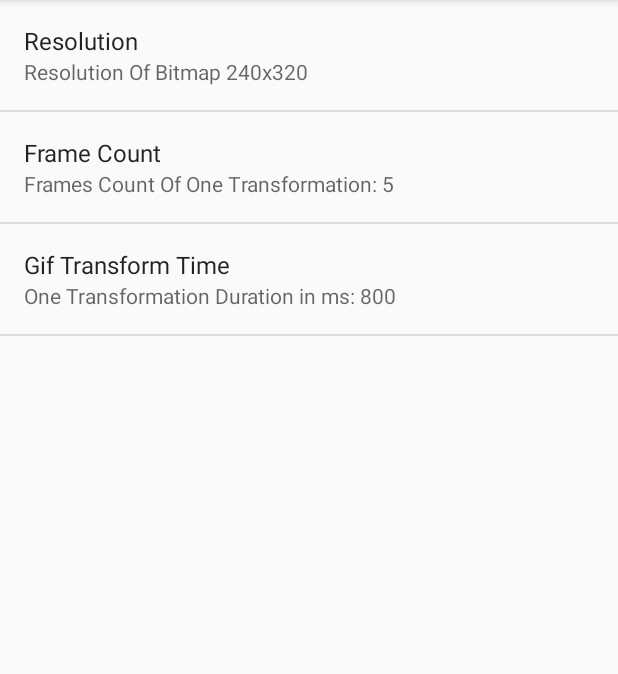
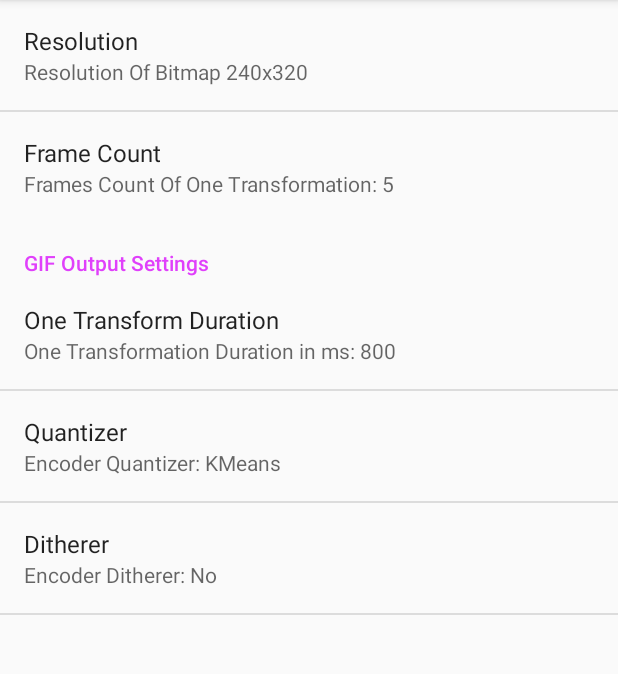
Before and after one commit to huzongyao/FaceMorphMe, an Android app: the fragment SettingsFragment shown on its own in the app's theme, on a phone screen of 412 x 824 dp, the part 84-758 px from its top. Run offline under Robolectric (Android 15) with nearby library versions, the phone set to English and light mode, and no system bars.

Commit message:
config gif encoder

```diff
--- a/app/src/main/res/values/arrays.xml
+++ b/app/src/main/res/values/arrays.xml
@@ -52,4 +52,32 @@
         <item>3000</item>
         <item>5000</item>
     </string-array>
+    <string-array name="pref_quantizer_array">
+        <item>Uniform</item>
+        <item>MedianCut</item>
+        <item>KMeans</item>
+        <item>Random</item>
+        <item>Octree</item>
+        <item>NeuQuant</item>
+    </string-array>
+    <string-array name="pref_quantizer_value">
+        <item>0</item>
+        <item>1</item>
+        <item>2</item>
+        <item>3</item>
+        <item>4</item>
+        <item>5</item>
+    </string-array>
+    <string-array name="pref_ditherer_array">
+        <item>No</item>
+        <item>M2</item>
+        <item>Bayer</item>
+        <item>FloydSteinberg</item>
+    </string-array>
+    <string-array name="pref_ditherer_value">
+        <item>0</item>
+        <item>1</item>
+        <item>2</item>
+        <item>3</item>
+    </string-array>
 </resources>
--- a/app/src/main/res/values/strings.xml
+++ b/app/src/main/res/values/strings.xml
@@ -2,6 +2,8 @@
     <string name="pref_resolution_key" translatable="false">pref_resolution_key</string>
     <string name="pref_frames_key" translatable="false">pref_frames_key</string>
     <string name="pref_delay_key" translatable="false">pref_delay_key</string>
+    <string name="pref_ditherer_key" translatable="false">pref_ditherer_key</string>
+    <string name="pref_quantizer_key" translatable="false">pref_quantizer_key</string>
 
     <string name="app_source_code" translatable="false">FaceMorphMe</string>
     <string name="github_project_page" translatable="false">https://github.com/huzongyao/FaceMorphMe</string>
@@ -33,6 +35,11 @@
     <string name="pref_resolution_summary">Resolution Of Bitmap %s</string>
     <string name="frame_count">Frame Count</string>
     <string name="pref_frames_summary">Frames Count Of One Transformation: %s</string>
-    <string name="animation_delay">Gif Transform Time</string>
+    <string name="animation_delay">One Transform Duration</string>
     <string name="pref_delay_summary">One Transformation Duration in ms: %s</string>
+    <string name="gif_output_settings">GIF Output Settings</string>
+    <string name="gif_encode_quantizer">Quantizer</string>
+    <string name="gif_encode_ditherer">Ditherer</string>
+    <string name="pref_ditherer_summary">Encoder Ditherer: %s</string>
+    <string name="pref_quantizer_summary">Encoder Quantizer: %s</string>
 </resources>
--- a/app/src/main/res/xml/settings_preference.xml
+++ b/app/src/main/res/xml/settings_preference.xml
@@ -14,6 +14,7 @@
         android:key="@string/pref_frames_key"
         android:summary="@string/pref_frames_summary"
         android:title="@string/frame_count" />
+    <PreferenceCategory android:title="@string/gif_output_settings">
         <ListPreference
             android:defaultValue="800"
             android:entries="@array/pref_delay_array"
@@ -21,4 +22,19 @@
             android:key="@string/pref_delay_key"
             android:summary="@string/pref_delay_summary"
             android:title="@string/animation_delay" />
+        <ListPreference
+            android:defaultValue="2"
+            android:entries="@array/pref_quantizer_array"
+            android:entryValues="@array/pref_quantizer_value"
+            android:key="@string/pref_quantizer_key"
+            android:summary="@string/pref_quantizer_summary"
+            android:title="@string/gif_encode_quantizer" />
+        <ListPreference
+            android:defaultValue="0"
+            android:entries="@array/pref_ditherer_array"
+            android:entryValues="@array/pref_ditherer_value"
+            android:key="@string/pref_ditherer_key"
+            android:summary="@string/pref_ditherer_summary"
+            android:title="@string/gif_encode_ditherer" />
+    </PreferenceCategory>
 </PreferenceScreen>
```
Also changed, not shown: app/src/main/java/com/hzy/face/morphme/activity/TwoMorphActivity.java (+6 -2 lines), app/src/main/java/com/hzy/face/morphme/utils/ConfigUtils.java (+20 -0 lines), morpher/src/main/java/com/hzy/face/morpher/MorpherApi.java (+40 -1 lines), 5 other files. Lines whose indentation alone changed are shown as unchanged.
